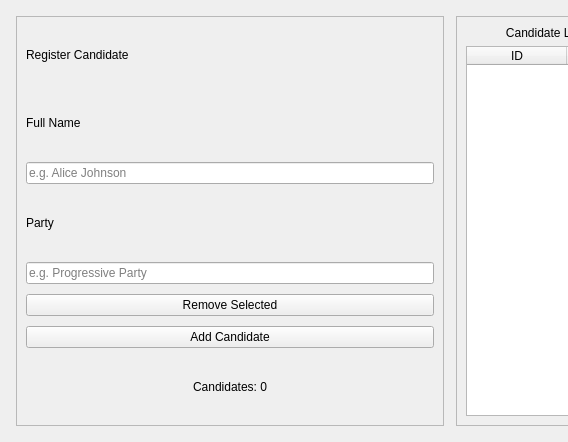
This is candidatetab.ui in Prabin-63/dsa_miniproject as Qt 5 draws it before an edit; both pictures show x 0 to 568 and y 0 to 442 of the 900 by 442 pixel window. The edited form follows.
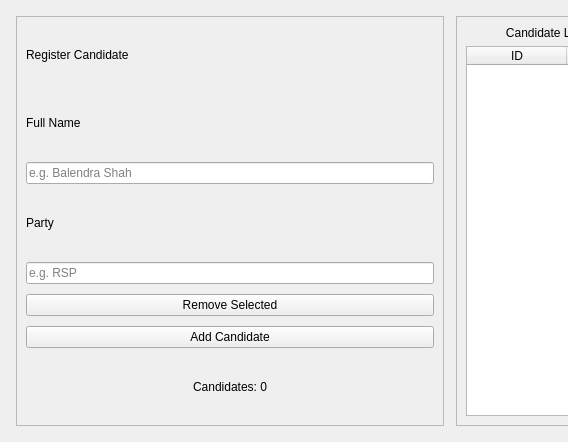
This is the edited form.

The edit to the form file:
```diff
--- a/candidatetab.ui
+++ b/candidatetab.ui
@@ -46,7 +46,7 @@
       <item>
        <widget class="QLineEdit" name="nameInput">
         <property name="placeholderText">
-         <string>e.g. Alice Johnson</string>
+         <string>e.g. Balendra Shah</string>
         </property>
        </widget>
       </item>
@@ -60,7 +60,7 @@
       <item>
        <widget class="QLineEdit" name="partyInput">
         <property name="placeholderText">
-         <string>e.g. Progressive Party</string>
+         <string>e.g. RSP</string>
         </property>
        </widget>
       </item>
```
